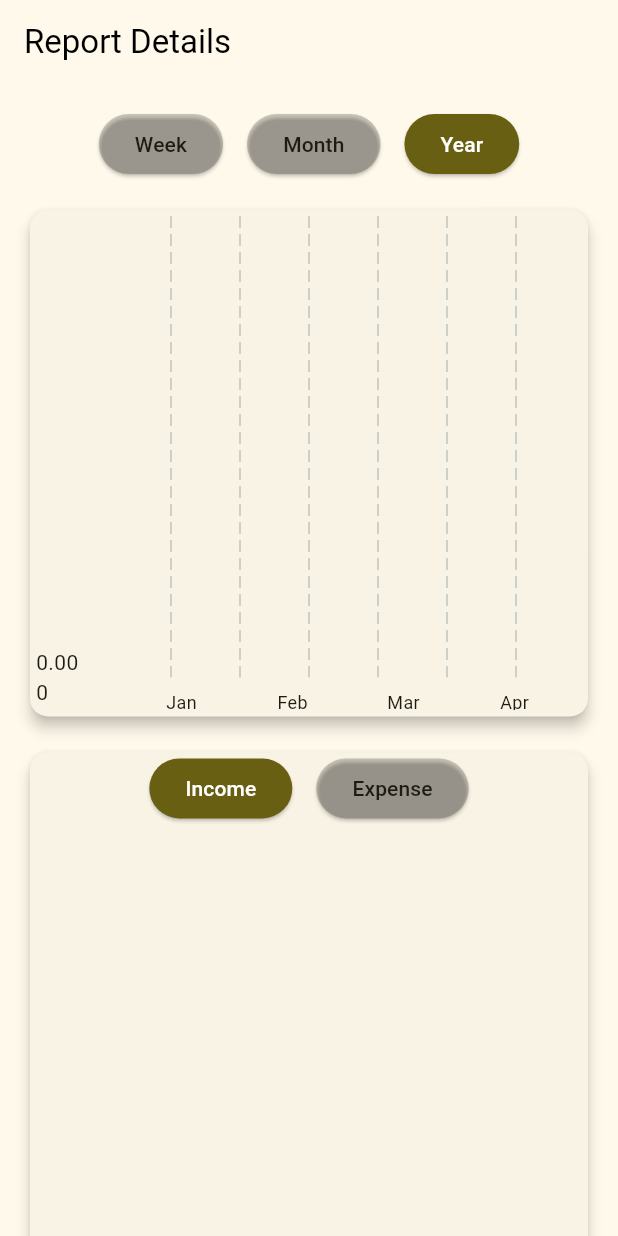
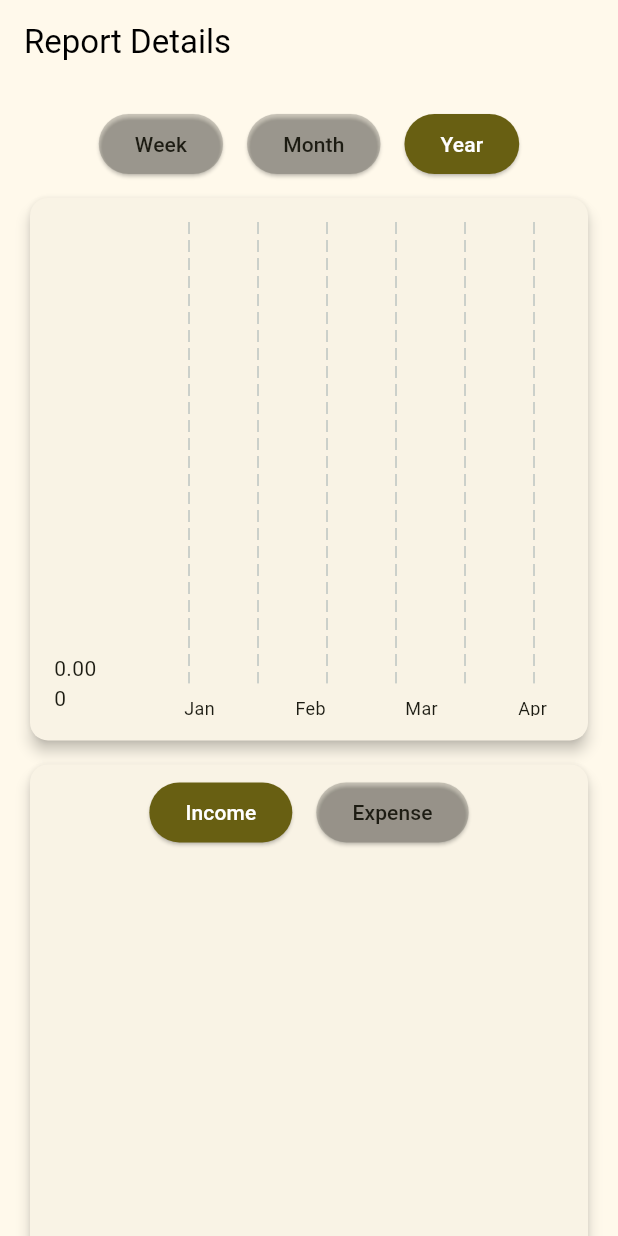
Before and after one commit to ridhoarmand/smartmoney, a Flutter app: the ReportDetailsScreen screen opened by its route, on a phone screen of 412 x 824 dp. Run offline on Flutter 3.47's test engine with Material 3 defaults, Android fonts, the phone set to English and light mode, and no system bars; drawn by our look-alikes of fl_chart; our stand-ins replace cloud_firestore, firebase_auth, firebase_core, firebase_storage, flex_color_scheme, flutter_riverpod and 5 more; missing offline and left inert: flutter_iconpicker; accounts and stored records are empty; generated files the repository leaves out were written again.

Commit message:
Refactoring Code

```diff
--- a/lib/features/dashboard/views/report_details.dart
+++ b/lib/features/dashboard/views/report_details.dart
@@ -55,9 +55,9 @@ class _ReportDetailsScreenState extends ConsumerState<ReportDetailsScreen> {
         child: Column(
           children: [
             _buildFilterButtons(),
-            const SizedBox(height: 16),
+            const SizedBox(height: 8),
             _buildReportChart(reportData),
-            const SizedBox(height: 16),
+            const SizedBox(height: 8),
             _buildTransactionSection(reportData.filteredTransactions),
           ],
         ),
@@ -100,7 +100,7 @@ class _ReportDetailsScreenState extends ConsumerState<ReportDetailsScreen> {
         borderRadius: BorderRadius.circular(12),
       ),
       child: Padding(
-        padding: const EdgeInsets.all(4.0),
+        padding: const EdgeInsets.all(16),
         child: SizedBox(
           height: MediaQuery.of(context).size.height * 0.4,
           child: SingleChildScrollView(
@@ -197,6 +197,7 @@ class _ReportDetailsScreenState extends ConsumerState<ReportDetailsScreen> {
         child: Column(
           crossAxisAlignment: CrossAxisAlignment.stretch,
           children: [
+            const SizedBox(height: 8),
             _buildTransactionTypeButtons(),
             const SizedBox(height: 4),
             _buildTransactionList(filteredTransactions),
@@ -211,7 +212,7 @@ class _ReportDetailsScreenState extends ConsumerState<ReportDetailsScreen> {
       mainAxisAlignment: MainAxisAlignment.center,
       children: ['Income', 'Expense'].map((type) {
         return Padding(
-          padding: const EdgeInsets.symmetric(horizontal: 8.0),
+          padding: const EdgeInsets.symmetric(horizontal: 8),
           child: ElevatedButton(
             onPressed: () => setState(() => _selectedTransactionType = type),
             style: _getTransactionTypeButtonStyle(type),
```
